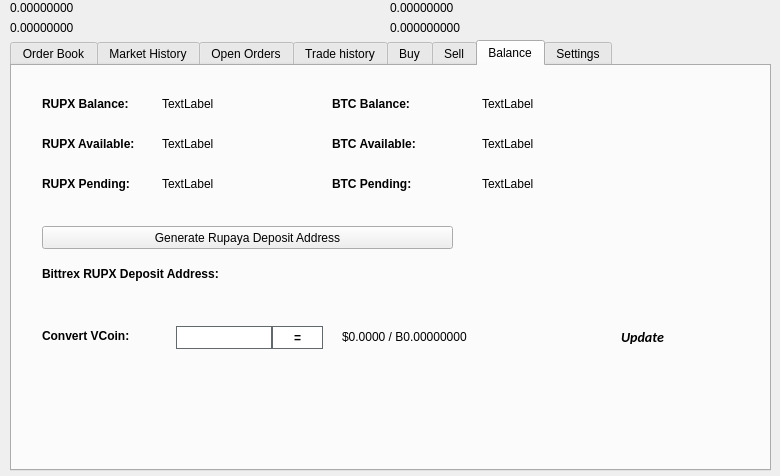
Old version of the form src/qt/forms/tradingdialog.ui in the repository jiyocommunity/jiyox.
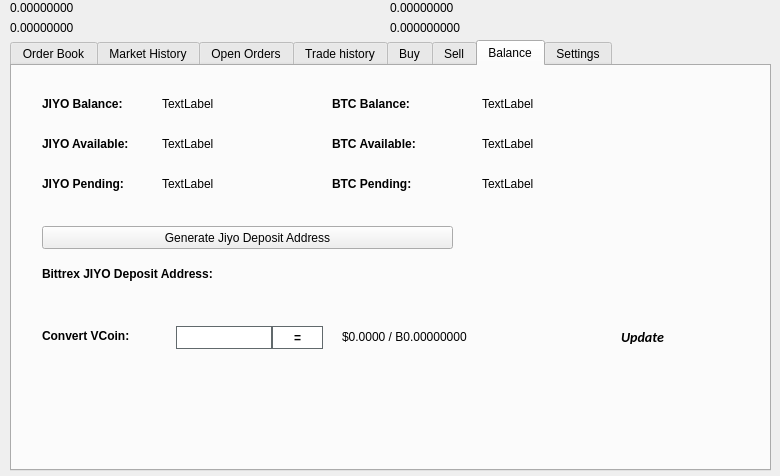
New version of the form. The open tabs and pages were chosen to show the change. Icons and pictures are not drawn.

```diff
--- a/src/qt/forms/tradingdialog.ui
+++ b/src/qt/forms/tradingdialog.ui
@@ -2762,7 +2762,7 @@
       </font>
      </property>
      <property name="text">
-      <string>RUPX Balance:</string>
+      <string>JIYO Balance:</string>
      </property>
     </widget>
     <widget class="QLabel" name="label_12">
@@ -2813,7 +2813,7 @@
       </font>
      </property>
      <property name="text">
-      <string>RUPX Available:</string>
+      <string>JIYO Available:</string>
      </property>
     </widget>
     <widget class="QLabel" name="label_14">
@@ -2832,7 +2832,7 @@
       </font>
      </property>
      <property name="text">
-      <string>RUPX Pending:</string>
+      <string>JIYO Pending:</string>
      </property>
     </widget>
     <widget class="QLabel" name="RUPPendingLabel">
@@ -2928,7 +2928,7 @@
       </font>
      </property>
      <property name="text">
-      <string>Bittrex RUPX Deposit Address:</string>
+      <string>Bittrex JIYO Deposit Address:</string>
      </property>
     </widget>
     <widget class="QPushButton" name="GenDepositBTN">
@@ -2941,7 +2941,7 @@
       </rect>
      </property>
      <property name="text">
-      <string>Generate Rupaya Deposit Address</string>
+      <string>Generate Jiyo Deposit Address</string>
      </property>
      <property name="icon">
       <iconset resource="../rupaya.qrc">
```
Left out of the diff: 48 changed lines with no effect on the pictures.
